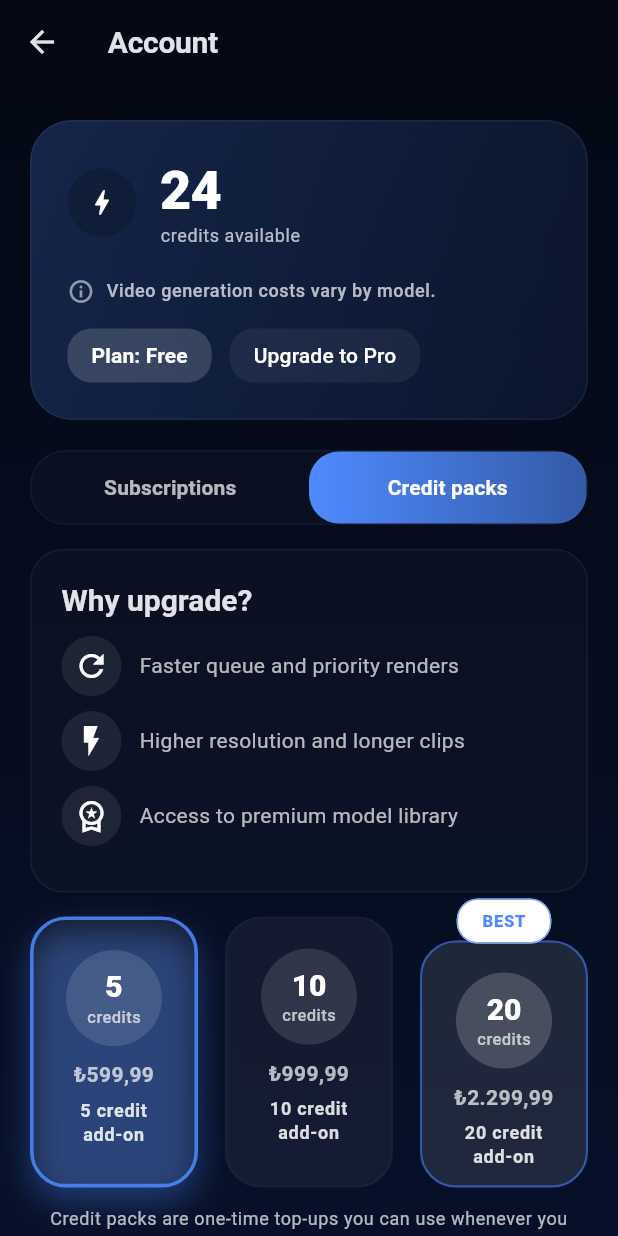
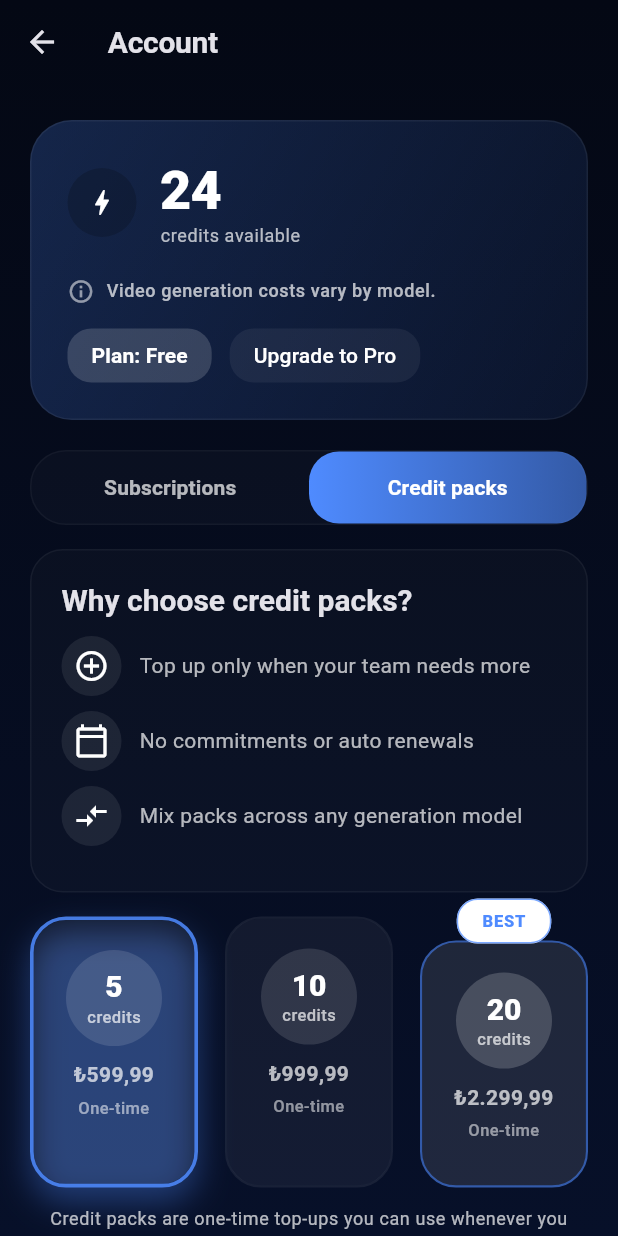
Before and after one commit to melihkochan/aemove, a Flutter app: the ProfileScreen screen opened directly, after a tap on "Credit packs", on a phone screen of 412 x 824 dp. Run offline on Flutter 3.47's test engine with Material 3 defaults, Android fonts, the phone set to English and light mode, and no system bars; our stand-ins replace easy_localization; network calls fail.

Commit message:
Enhance profile screen by adding frequency details to subscription and credit plans. Refactor premium info section to dynamically display benefits based on selected plan type, improving clarity and user experience.

```diff
--- a/lib/screens/profile_screen.dart
+++ b/lib/screens/profile_screen.dart
@@ -16,26 +16,48 @@ class _ProfileScreenState extends State<ProfileScreen> {
   final int _availableCredits = 24;
 
   static const _subscriptionPlans = [
-    {'credits': 5, 'price': '₺449,99', 'label': 'Starter weekly pack'},
+    {
+      'credits': 5,
+      'price': '₺449,99',
+      'label': 'Starter weekly pack',
+      'frequency': 'Weekly',
+    },
     {
       'credits': 20,
       'price': '₺1.299,99',
       'label': 'Growth monthly plan',
       'badge': 'Popular',
       'highlight': true,
+      'frequency': 'Monthly',
     },
-    {'credits': 240, 'price': '₺2.999,99', 'label': 'Studio annual plan'},
+    {
+      'credits': 240,
+      'price': '₺2.999,99',
+      'label': 'Studio annual plan',
+      'frequency': 'Annual',
+    },
   ];
 
   static const _creditPackPlans = [
-    {'credits': 5, 'price': '₺599,99', 'label': '5 credit add-on'},
-    {'credits': 10, 'price': '₺999,99', 'label': '10 credit add-on'},
+    {
+      'credits': 5,
+      'price': '₺599,99',
+      'label': '5 credit add-on',
+      'frequency': 'One-time',
+    },
+    {
+      'credits': 10,
+      'price': '₺999,99',
+      'label': '10 credit add-on',
+      'frequency': 'One-time',
+    },
     {
       'credits': 20,
       'price': '₺2.299,99',
       'label': '20 credit add-on',
       'badge': 'Best value',
       'highlight': true,
+      'frequency': 'One-time',
     },
   ];
 
@@ -82,7 +104,7 @@ class _ProfileScreenState extends State<ProfileScreen> {
                 accent: accent,
               ),
               const SizedBox(height: 16),
-              const _PremiumInfoSection(),
+              _PlanInfoSection(isSubscription: _selectedTab == 0),
               const SizedBox(height: 16),
               GridView.builder(
                 shrinkWrap: true,
@@ -98,7 +120,7 @@ class _ProfileScreenState extends State<ProfileScreen> {
                   final plan = plans[index];
                   final credits = plan['credits'] as int;
                   final price = plan['price'] as String;
-                  final label = plan['label'] as String;
+                  final frequency = plan['frequency'] as String?;
                   final badge = plan['badge'] as String?;
                   final highlight = plan['highlight'] == true;
                   final badgeLabel = badge != null
@@ -122,7 +144,7 @@ class _ProfileScreenState extends State<ProfileScreen> {
               width: 126,
               credits: credits,
               price: price,
-              label: label,
+              frequency: frequency,
               highlight: highlight,
               accent: accent,
             ),
@@ -462,12 +484,31 @@ class _PlanOptionTile extends StatelessWidget {
   }
 }
 
-class _PremiumInfoSection extends StatelessWidget {
-  const _PremiumInfoSection();
+class _PlanInfoSection extends StatelessWidget {
+  const _PlanInfoSection({required this.isSubscription});
+
+  final bool isSubscription;
+
+  static const _subscriptionBenefits = [
+    (Icons.refresh, 'Credits auto-renew every billing cycle'),
+    (Icons.flash_on_outlined, 'Priority renders and premium quality'),
+    (Icons.workspace_premium_outlined, 'All pro models unlocked instantly'),
+  ];
+
+  static const _creditBenefits = [
+    (Icons.add_circle_outline, 'Top up only when your team needs more'),
+    (Icons.calendar_today_outlined, 'No commitments or auto renewals'),
+    (Icons.compare_arrows_outlined, 'Mix packs across any generation model'),
+  ];
 
   @override
   Widget build(BuildContext context) {
     final theme = Theme.of(context);
+    final benefits = isSubscription ? _subscriptionBenefits : _creditBenefits;
+    final title = isSubscription
+        ? 'Why choose a subscription?'
+        : 'Why choose credit packs?';
+
     return Container(
       padding: const EdgeInsets.all(20),
       decoration: BoxDecoration(
@@ -479,24 +520,14 @@ class _PremiumInfoSection extends StatelessWidget {
         crossAxisAlignment: CrossAxisAlignment.start,
         children: [
           Text(
-            'Why upgrade?',
+            title,
             style: theme.textTheme.titleLarge?.copyWith(
               fontWeight: FontWeight.w700,
             ),
           ),
           const SizedBox(height: 12),
-          const _BenefitRow(
-            icon: Icons.refresh,
-            text: 'Faster queue and priority renders',
-          ),
-          const _BenefitRow(
-            icon: Icons.flash_on_outlined,
-            text: 'Higher resolution and longer clips',
-          ),
-          const _BenefitRow(
-            icon: Icons.workspace_premium_outlined,
-            text: 'Access to premium model library',
-          ),
+          for (final benefit in benefits)
+            _BenefitRow(icon: benefit.$1, text: benefit.$2),
         ],
       ),
     );
@@ -621,7 +652,7 @@ class _CreditPlanCard extends StatelessWidget {
     required this.width,
     required this.credits,
     required this.price,
-    required this.label,
+    this.frequency,
     this.highlight = false,
     required this.accent,
   });
@@ -629,7 +660,7 @@ class _CreditPlanCard extends StatelessWidget {
   final double width;
   final int credits;
   final String price;
-  final String label;
+  final String? frequency;
   final bool highlight;
   final Color accent;
 
@@ -688,15 +719,18 @@ class _CreditPlanCard extends StatelessWidget {
             ),
             textAlign: TextAlign.center,
           ),
-          const SizedBox(height: 6),
-          Text(
-            label,
-            style: theme.textTheme.labelMedium?.copyWith(
-              color: Colors.white.withOpacity(0.85),
-              fontWeight: FontWeight.w600,
+          if (frequency != null) ...[
+            const SizedBox(height: 4),
+            Text(
+              frequency!,
+              style: theme.textTheme.labelSmall?.copyWith(
+                color: Colors.white54,
+                fontWeight: FontWeight.w500,
+                letterSpacing: 0.3,
+              ),
+              textAlign: TextAlign.center,
             ),
-            textAlign: TextAlign.center,
-          ),
+          ],
         ],
       ),
     );
```
